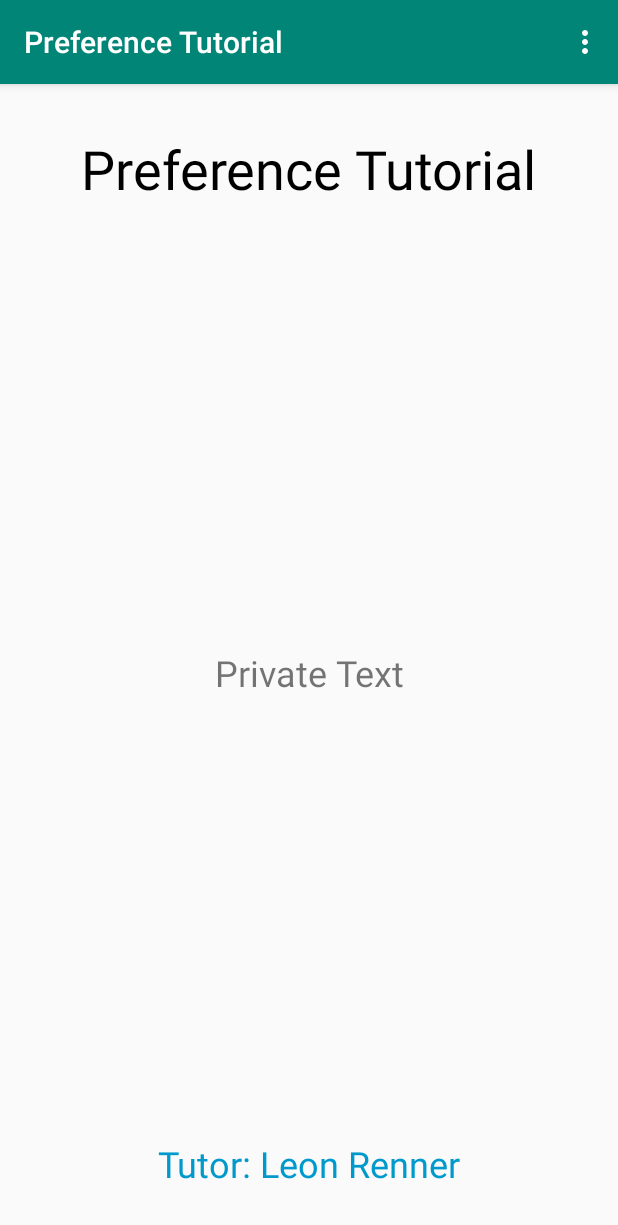
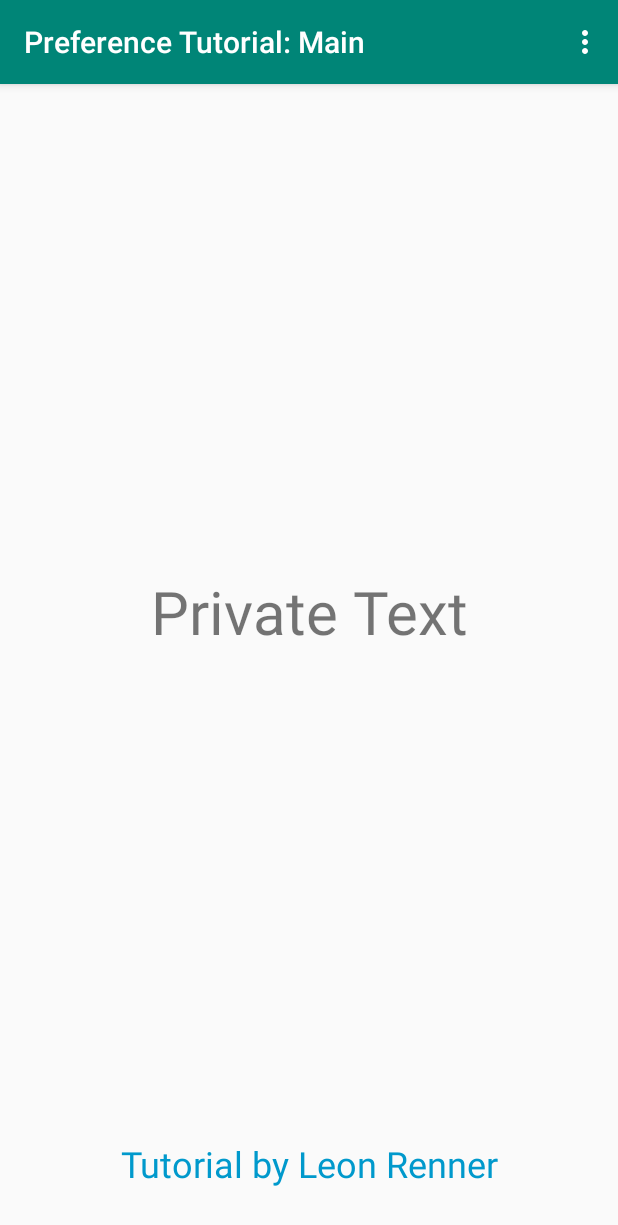
Before and after one commit to leonrenner/Android_Studio-Tutorial_Preference, an Android app: the screen it shows after launch (MainActivity), on a phone screen of 412 x 824 dp. Shown: the top 1225 px of the screen. Run offline under Robolectric (Android 15) with nearby library versions, the phone set to English and light mode, and no system bars.

Commit message:
updated files

```diff
--- a/app/src/main/AndroidManifest.xml
+++ b/app/src/main/AndroidManifest.xml
@@ -9,7 +9,9 @@
         android:roundIcon="@mipmap/ic_launcher_round"
         android:supportsRtl="true"
         android:theme="@style/AppTheme">
-        <activity android:name=".SettingsActivity"></activity>
+        <activity
+            android:name=".SettingsActivity"
+            android:label="@string/activity_settings"></activity>
         <activity android:name=".MainActivity">
             <intent-filter>
                 <action android:name="android.intent.action.MAIN" />
--- a/app/src/main/java/com/leonrenner/preferencetutorial/MainActivity.java
+++ b/app/src/main/java/com/leonrenner/preferencetutorial/MainActivity.java
@@ -48,7 +48,6 @@ public class MainActivity extends AppCompatActivity {
 
     public void setPrivacy() {
         if (privateMode) {
-            // GONE will influence the layout
             preferenceTextView.setVisibility(View.GONE);
         } else {
             preferenceTextView.setVisibility(View.VISIBLE);
--- a/app/src/main/res/layout/activity_main.xml
+++ b/app/src/main/res/layout/activity_main.xml
@@ -11,22 +11,10 @@
         android:layout_width="wrap_content"
         android:layout_height="wrap_content"
         android:text="Private Text"
-        android:textSize="24sp"
+        android:textSize="40sp"
         app:layout_constraintBottom_toTopOf="@+id/textView2"
         app:layout_constraintLeft_toLeftOf="parent"
         app:layout_constraintRight_toRightOf="parent"
-        app:layout_constraintTop_toBottomOf="@+id/textView" />
-
-    <TextView
-        android:id="@+id/textView"
-        android:layout_width="wrap_content"
-        android:layout_height="wrap_content"
-        android:layout_marginTop="32dp"
-        android:text="Preference Tutorial"
-        android:textColor="@android:color/black"
-        android:textSize="36sp"
-        app:layout_constraintEnd_toEndOf="parent"
-        app:layout_constraintStart_toStartOf="parent"
         app:layout_constraintTop_toTopOf="parent" />
 
     <TextView
@@ -34,7 +22,7 @@
         android:layout_width="wrap_content"
         android:layout_height="wrap_content"
         android:layout_marginBottom="32dp"
-        android:text="Tutor: Leon Renner"
+        android:text="Tutorial by Leon Renner"
         android:textColor="@android:color/holo_blue_dark"
         android:textSize="24sp"
         app:layout_constraintBottom_toBottomOf="parent"
--- a/app/src/main/res/values/strings.xml
+++ b/app/src/main/res/values/strings.xml
@@ -1,3 +1,4 @@
 <resources>
-    <string name="app_name">Preference Tutorial</string>
+    <string name="app_name">Preference Tutorial: Main</string>
+    <string name="activity_settings">Preference Tutorial: Settings</string>
 </resources>
```
